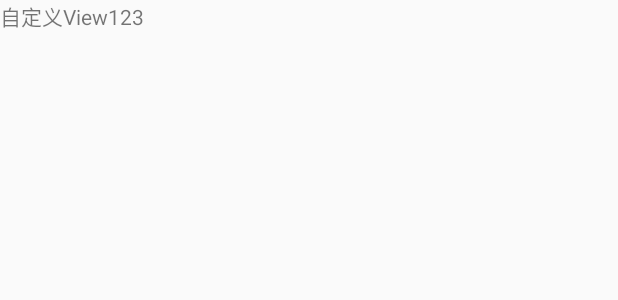
After one commit to carrollcai/android-practise, an Android app: the layout activity_custom_view.xml on its own in the app's theme, with its tools: preview values and no code run, on a phone screen of 412 x 824 dp. The commit adds this screen. Shown: the top 300 px of the screen. Run offline under Robolectric (Android 15) with nearby library versions, the phone set to English and light mode, and no system bars.

Commit message:
[Feature]自定义View组件

```diff
--- a/app/src/main/AndroidManifest.xml
+++ b/app/src/main/AndroidManifest.xml
@@ -23,7 +23,8 @@
         android:supportsRtl="true"
         android:theme="@style/AppTheme"
         android:usesCleartextTraffic="true">
-        <activity android:name=".webview.WebViewJSActivity"></activity>
+        <activity android:name=".customview.CustomViewActivity"></activity>
+        <activity android:name=".webview.WebViewJSActivity" />
         <activity android:name=".webview.WebviewLoadLocalHtmlActivity" />
         <activity android:name=".webview.WebviewDemoActivity" />
         <activity android:name=".HttpURLConnectionDemo.HttpURLConnectionActivity" />
--- /dev/null
+++ b/app/src/main/java/com/example/practise/customview/CounterView.java
@@ -0,0 +1,43 @@
+package com.example.practise.customview;
+
+import android.content.Context;
+import android.util.AttributeSet;
+import android.util.Log;
+import android.view.LayoutInflater;
+import android.widget.LinearLayout;
+import android.widget.TextView;
+
+import com.example.practise.R;
+
+/**
+ * Copyright (C) 2020. All rights reserved.
+ * <p>
+ * Created by Peter on 2020/9/5.
+ */
+
+
+public class CounterView extends LinearLayout {
+//    private View view;
+    private TextView mTextView;
+
+    public CounterView(Context context) {
+        super(context);
+    }
+
+    public CounterView(Context context,  AttributeSet attrs) {
+        super(context, attrs);
+
+        // 自定义组件注册
+        LayoutInflater.from(context).inflate(R.layout.custom_counter_view, this);
+
+        // 获取当前视图的实例，可操作视图
+//        view = inflate(getContext(), R.layout.custom_counter_view, this);
+        mTextView = findViewById(R.id.custom_text);
+    }
+
+    public void setTextValue(String s) {
+        Log.d("值", s);
+        mTextView.setText(s);
+    }
+
+}
--- /dev/null
+++ b/app/src/main/res/layout/activity_custom_view.xml
@@ -0,0 +1,15 @@
+<?xml version="1.0" encoding="utf-8"?>
+<LinearLayout xmlns:android="http://schemas.android.com/apk/res/android"
+    xmlns:app="http://schemas.android.com/apk/res-auto"
+    xmlns:tools="http://schemas.android.com/tools"
+    android:layout_width="match_parent"
+    android:layout_height="match_parent"
+    tools:context=".customview.CustomViewActivity">
+
+    <com.example.practise.customview.CounterView
+        android:id="@+id/custom_counterview"
+        android:layout_height="match_parent"
+        android:layout_width="match_parent"
+        />
+
+</LinearLayout>
--- /dev/null
+++ b/app/src/main/res/layout/custom_counter_view.xml
@@ -0,0 +1,17 @@
+<?xml version="1.0" encoding="utf-8"?>
+<LinearLayout xmlns:android="http://schemas.android.com/apk/res/android"
+    xmlns:app="http://schemas.android.com/apk/res-auto"
+    xmlns:tools="http://schemas.android.com/tools"
+    android:layout_width="match_parent"
+    android:layout_height="match_parent"
+    android:orientation="vertical">
+
+    <TextView
+        android:id="@+id/custom_text"
+        android:layout_width="match_parent"
+        android:layout_height="match_parent"
+        android:layout_gravity="center"
+        android:orientation="vertical"
+        android:text="自定义View123"
+        />
+</LinearLayout>
```
Also changed, not shown: app/src/main/java/com/example/practise/MainActivity.java (+12 -1 lines), app/src/main/java/com/example/practise/customview/CustomViewActivity.java (added, +21 -0 lines), app/src/main/res/layout/activity_main.xml (+14 -7 lines), 1 other file.
